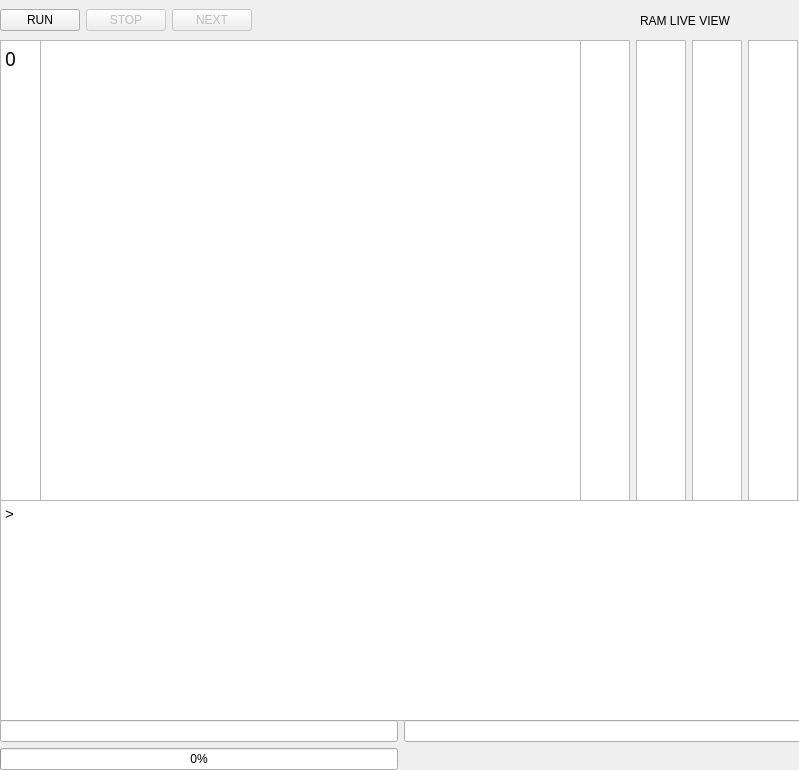
The window that mainwindow.ui (Kennethch-02/DII-Proyecto-I-C-) describes before a commit, drawn with Qt 5.
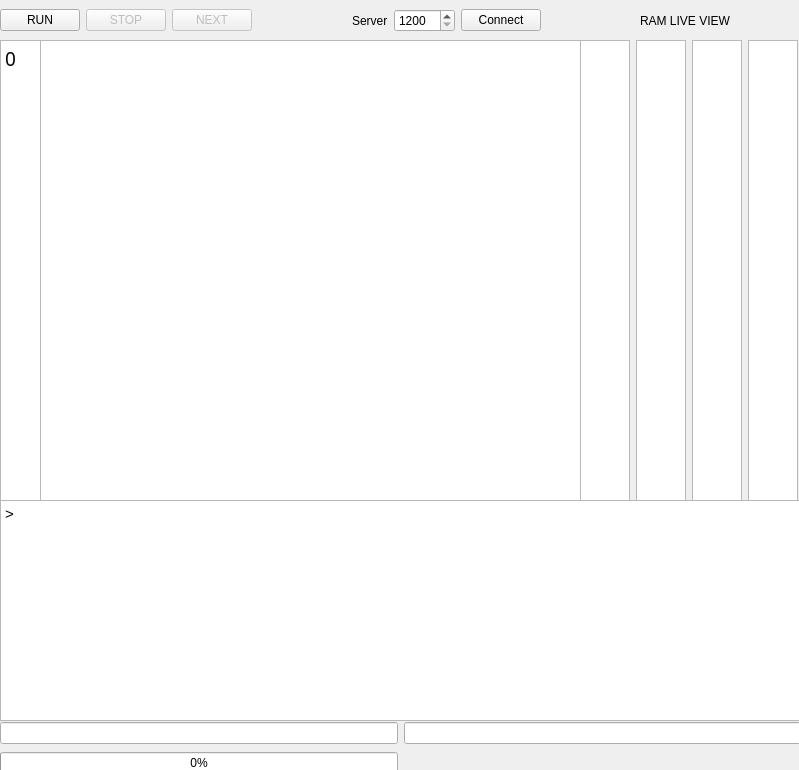
The same window after the commit.

Diff of the .ui file:
```diff
--- a/mainwindow.ui
+++ b/mainwindow.ui
@@ -69,6 +69,46 @@
          </property>
         </spacer>
        </item>
+       <item>
+        <widget class="QLabel" name="label_2">
+         <property name="text">
+          <string>Server</string>
+         </property>
+        </widget>
+       </item>
+       <item>
+        <widget class="QSpinBox" name="port">
+         <property name="minimum">
+          <number>1200</number>
+         </property>
+         <property name="maximum">
+          <number>20000</number>
+         </property>
+         <property name="value">
+          <number>1200</number>
+         </property>
+        </widget>
+       </item>
+       <item>
+        <widget class="QPushButton" name="connect">
+         <property name="text">
+          <string>Connect</string>
+         </property>
+        </widget>
+       </item>
+       <item>
+        <spacer name="horizontalSpacer_3">
+         <property name="orientation">
+          <enum>Qt::Horizontal</enum>
+         </property>
+         <property name="sizeHint" stdset="0">
+          <size>
+           <width>40</width>
+           <height>20</height>
+          </size>
+         </property>
+        </spacer>
+       </item>
        <item>
         <widget class="QLabel" name="label">
          <property name="text">
@@ -275,7 +315,7 @@
       <x>0</x>
       <y>720</y>
       <width>801</width>
-      <height>51</height>
+      <height>58</height>
      </rect>
     </property>
     <layout class="QGridLayout" name="gridLayout">
```
